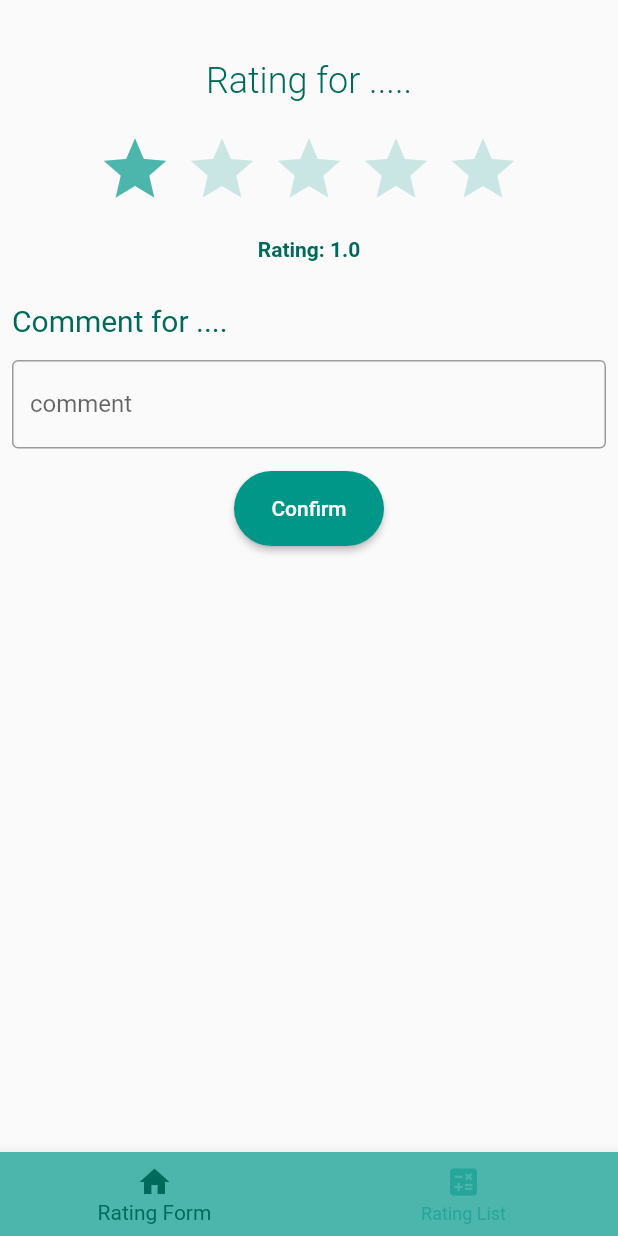
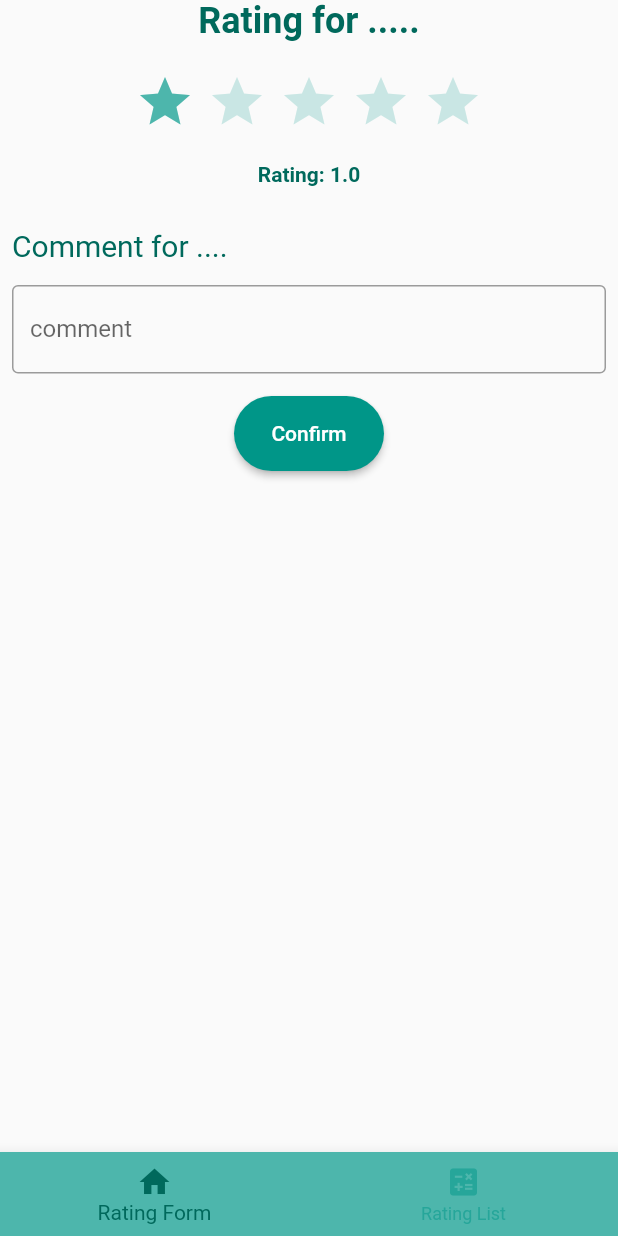
Before and after one commit to mineteeraa/Flutter_EnJoyWithYourTour, a Flutter app: the screen it shows after launch, on a phone screen of 412 x 824 dp. Run offline on Flutter 3.47's test engine with Material 2 defaults, Android fonts, the phone set to English and light mode, and no system bars; drawn by our look-alikes of flutter_rating_bar; our stand-ins replace cloud_firestore, firebase_core; accounts and stored records are empty.

Commit message:
Update code for clean code

```diff
--- a/lib/rating/ratingform.dart
+++ b/lib/rating/ratingform.dart
@@ -26,7 +26,7 @@ class _RatingPageState extends State<RatingPage> {
   late final _ratingController;
   late double _rating;
 
-  int _ratingBarMode = 1;
+  // int _ratingBarMode = 1;
   double _initialRating = 1.0;
   bool _isRTLMode = false;
 
@@ -48,11 +48,16 @@ class _RatingPageState extends State<RatingPage> {
           crossAxisAlignment: CrossAxisAlignment.center,
           mainAxisSize: MainAxisSize.min,
           children: [
-            SizedBox(
-              height: 40.0,
+            Text(
+              "Rating for .....",
+              style: TextStyle(
+                fontWeight: FontWeight.bold,
+                fontSize: 24.0,
+                color: Colors.teal[800],
               ),
-            _heading('Rating for .....'),
-            _ratingBar(_ratingBarMode),
+            ),
+            SizedBox(height: 20.0),
+            _ratingBar(),
             SizedBox(height: 20.0),
             Text(
               'Rating: $_rating',
@@ -90,11 +95,6 @@ class _RatingPageState extends State<RatingPage> {
                     },
                   ),
                   SizedBox(height: 15.0),
-                  Row(
-                    mainAxisAlignment: MainAxisAlignment.center,
-                    children: [
-                      Column(
-                        children: [
                   ElevatedButton(
                     onPressed: () async {
                       await _studentCollection.add({
@@ -111,30 +111,21 @@ class _RatingPageState extends State<RatingPage> {
                   ),
                 ],
               ),
-                    ],
-                  ),
-                ],
-              ),
             ),
             // End comment part
-
-            SizedBox(
-              height: 15,
-            ),
           ],
         ),
       ),
     );
   }
 
-  Widget _ratingBar(int mode) {
+  Widget _ratingBar() {
     return RatingBar.builder(
       initialRating: _initialRating,
       minRating: 1,
       allowHalfRating: true,
       unratedColor: Colors.teal.withAlpha(50),
       itemCount: 5,
-      itemSize: 50.0,
       itemPadding: EdgeInsets.symmetric(horizontal: 4.0),
       itemBuilder: (context, _) => Icon(
         _selectedIcon ?? Icons.star,
@@ -150,19 +141,3 @@ class _RatingPageState extends State<RatingPage> {
     );
   }
 }
-
-Widget _heading(String text) => Column(
-      children: [
-        Text(
-          text,
-          style: TextStyle(
-            fontWeight: FontWeight.w300,
-            fontSize: 24.0,
-            color: Colors.teal[800],
-          ),
-        ),
-        SizedBox(
-          height: 20.0,
-        ),
-      ],
-    );
```
Lines whose indentation alone changed are shown as unchanged.
